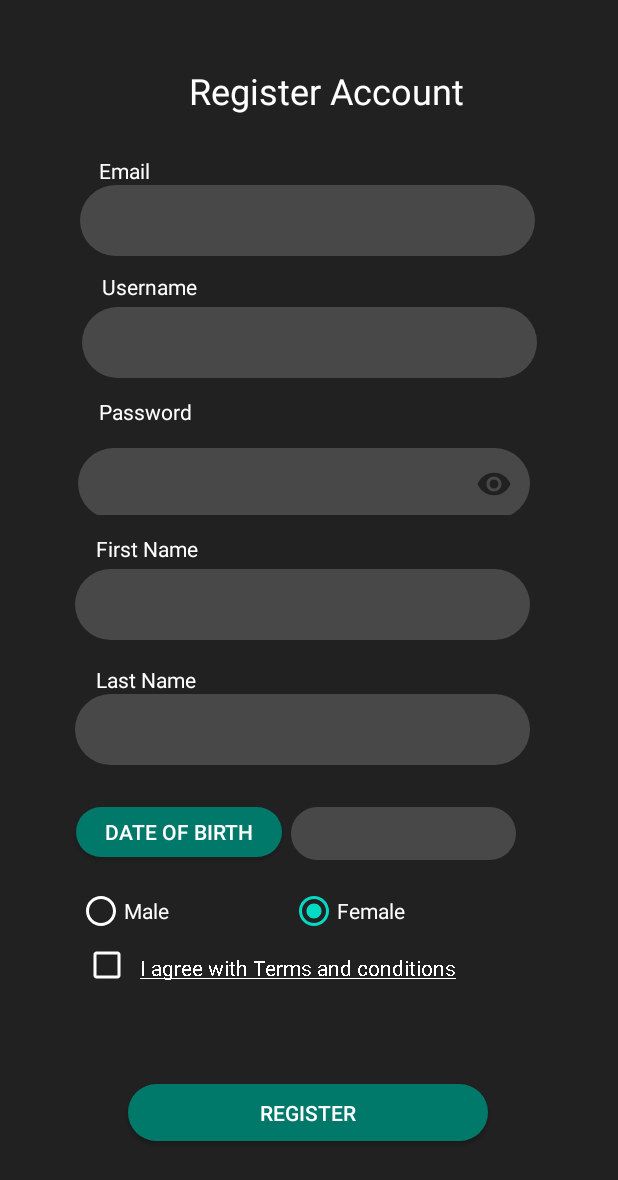
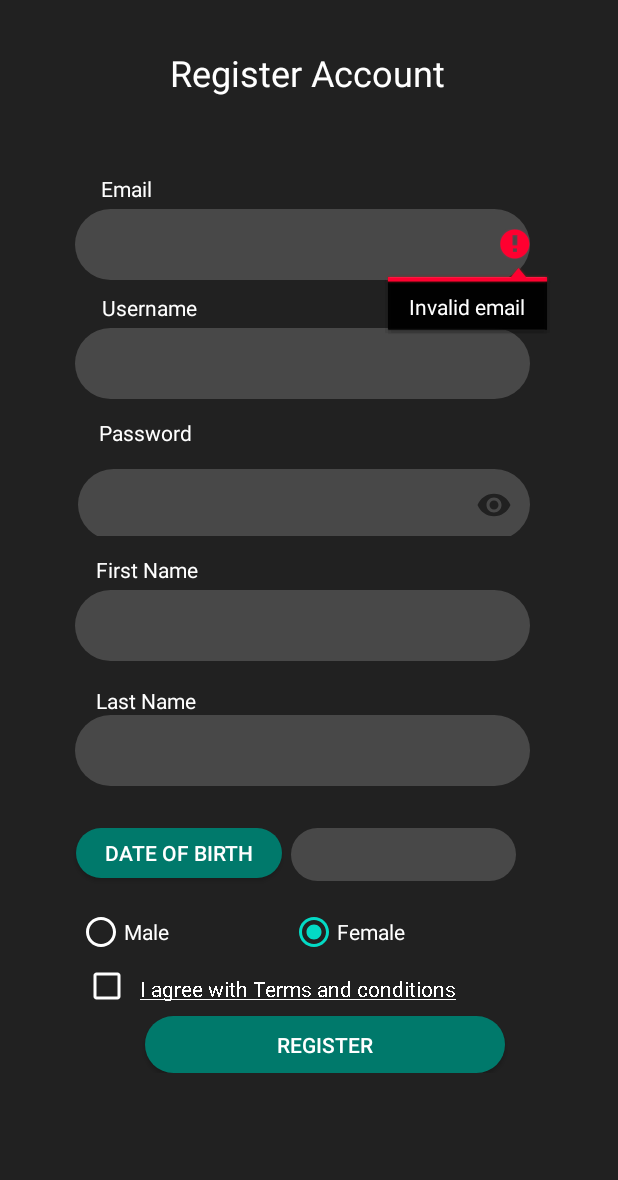
Before and after one commit to vninomtz/MovilClientLisMusic, an Android app: the RegisterAccountActivity screen opened directly, with no data from a screen before it, after a tap on "REGISTER", on a phone screen of 412 x 824 dp. Shown: the top 1180 px of the screen. Run offline under Robolectric (Android 15) with nearby library versions, the phone set to English and light mode, and no system bars; our stand-ins replace Volley; 2 other taps on this screen came first.

Commit message:
Configuración de petición POST en cuenta
Se modificó la clase cuenta, se configuró la petición, se cambió propiedades de la aplicación, no rotación, implementación de ScrollView en Registrar cuenta

```diff
--- a/code/app/src/main/AndroidManifest.xml
+++ b/code/app/src/main/AndroidManifest.xml
@@ -12,16 +12,16 @@
         android:supportsRtl="true"
         android:theme="@style/AppTheme"
         android:usesCleartextTraffic="true">
+
         <activity android:name=".ui.Account.PopUpTermsAndConditions"
             android:theme="@style/AppTheme.PopupTheme">
         </activity>
-        <activity android:name=".ui.Account.RegisterAccountActivity" />
+        <activity android:name=".ui.Account.RegisterAccountActivity"
+            android:screenOrientation="portrait"/>
         <activity android:name=".LoginActivity" />
-
         <meta-data
             android:name="com.facebook.sdk.ApplicationId"
             android:value="@string/facebook_app_id" />
-
         <activity
             android:name=".HomeActivity"
             android:label="@string/app_name">
--- a/code/app/src/main/java/com/uv/lismusicjava/ui/Account/RegisterAccountActivity.java
+++ b/code/app/src/main/java/com/uv/lismusicjava/ui/Account/RegisterAccountActivity.java
@@ -1,13 +1,13 @@
 package com.uv.lismusicjava.ui.Account;
 
 import androidx.appcompat.app.AppCompatActivity;
-import androidx.fragment.app.DialogFragment;
 
 import android.app.DatePickerDialog;
 import android.content.Intent;
 import android.graphics.Paint;
 import android.os.Bundle;
 import android.util.Log;
+import android.util.Patterns;
 import android.view.View;
 import android.widget.Button;
 import android.widget.CheckBox;
@@ -22,22 +22,24 @@ import com.android.volley.Request;
 import com.android.volley.Response;
 import com.android.volley.VolleyError;
 import com.android.volley.toolbox.JsonObjectRequest;
+import com.google.gson.Gson;
 import com.uv.lismusicjava.HomeActivity;
 import com.uv.lismusicjava.R;
+import com.uv.lismusicjava.domain.Account;
 import com.uv.lismusicjava.jsonmanagement.SingletonRequestQueue;
 
 import org.json.JSONObject;
 
-import java.text.DateFormat;
-import java.util.Calendar;
-import java.util.Date;
 import java.util.HashMap;
 import java.util.Map;
+import java.util.regex.Pattern;
 
 public class RegisterAccountActivity extends AppCompatActivity {
     EditText email, username, password, firstName, lastName, birthdate;
     Button buttonRegister;
     CheckBox checkBoxTermsAndConditions;
+    RadioGroup radioGroupGender;
+    RadioButton radioButtonMale, radioButtonFemale;
 
     @Override
     protected void onCreate(Bundle savedInstanceState) {
@@ -49,17 +51,18 @@ public class RegisterAccountActivity extends AppCompatActivity {
         password = findViewById(R.id.textEditPassword);
         username = findViewById(R.id.textEditUsername);
         birthdate = findViewById(R.id.textDate);
-
+        radioGroupGender = findViewById(R.id.radioGroupGenders);
+        radioButtonMale = findViewById(R.id.radioButtonMale);
+        radioButtonFemale = findViewById(R.id.radioButtonFemale);
         showTermsAndConditions();
 
     }
 
     public void registerAccount(View view) {
-//        if(validateNotEmptyFields()){
-//            Toast.makeText(this, "Register...",Toast.LENGTH_SHORT).show();
-//            jsonParse();
-//        }
-          createAccountPOST();
+        if(validateNotEmptyFields()){
+            createAccountPOST();
+        }
+
     }
 
     public void onRadioButtonClick(View view) {
@@ -98,7 +101,7 @@ public class RegisterAccountActivity extends AppCompatActivity {
     }
 
     private void createAccountPOST() {
-        Map<String,String> paramsAccountMapJoined = getValuesForForm();
+        Map<String,String> paramsAccountMapJoined = putValuesForPost();
         JSONObject paramsAccount = new JSONObject(paramsAccountMapJoined);
         String ip = getString(R.string.ip);
         final String url = "http://" + ip + ":5000/account";
@@ -107,40 +110,56 @@ public class RegisterAccountActivity extends AppCompatActivity {
             @Override
             public void onResponse(JSONObject response) {
                 Log.i("Mensaje de exito", "Respuesta en JSON: " + response);
+                cleanFields();
             }
         }, new Response.ErrorListener() {
             @Override
             public void onErrorResponse(VolleyError error) {
-                Log.i("Login", "Error Respuesta en JSON: " + error.getMessage());
+                Log.i("Register", "Error Respuesta en JSON: " + error.networkResponse);
             }
         });
         SingletonRequestQueue.getInstance(getApplicationContext()).addToRequestQueue(jsonObjectRequest);
     }
 
-    private Map<String, String> getValuesForForm() {
-
+    private Map<String, String> putValuesForPost() {
+        Account account = getValuesAccountRegistered();
+        Map<String, String> paramsAccountMap = new HashMap();
+        paramsAccountMap.put("firstName", account.getFirstName());
+        paramsAccountMap.put("lastName", account.getLastName());
+        paramsAccountMap.put("email", account.getEmail());
+        paramsAccountMap.put("password", account.getPassword());
+        paramsAccountMap.put("userName", account.getUsername());
+        paramsAccountMap.put("gender", account.getGender());
+        paramsAccountMap.put("birthday", account.getBirthDate());
+        paramsAccountMap.put("cover", account.getCover());
+        paramsAccountMap.put("typeRegister", account.getSocialMedia());
+        return paramsAccountMap;
+    }
+    private Account getValuesAccountRegistered(){
         String emailJoined = email.getText().toString();
         String firstNameJoined = firstName.getText().toString();
         String lastNameJoined = lastName.getText().toString();
         String passwordJoined = password.getText().toString();
         String userNameJoined = username.getText().toString();
         String birthDateJoined = birthdate.getText().toString();
+        String genderJoined = getGender();
 
-
-        Map<String, String> paramsAccountMap = new HashMap();
-        paramsAccountMap.put("firstName", firstNameJoined);
-        paramsAccountMap.put("lastName", lastNameJoined);
-        paramsAccountMap.put("email", emailJoined);
-        paramsAccountMap.put("password", passwordJoined);
-        paramsAccountMap.put("userName", userNameJoined);
-        paramsAccountMap.put("gender", "Female");
-        paramsAccountMap.put("birthday", birthDateJoined);
-        paramsAccountMap.put("cover", "mifotoperfil.jpg");
-        paramsAccountMap.put("typeRegister", "System");
-
-        return paramsAccountMap;
+        Account account = new Account(firstNameJoined,lastNameJoined,emailJoined,userNameJoined,
+                passwordJoined,genderJoined,null,birthDateJoined, "System");
+        return account;
     }
-
+    private String getGender(){
+        String genderResult;
+        if(radioButtonMale.isChecked()){
+            genderResult = "Male";
+            return genderResult;
+        }
+        if(radioButtonFemale.isChecked()){
+            genderResult = "Female";
+            return genderResult;
+        }
+        return genderResult ="";
+    }
     public boolean validateNotEmptyFields() {
         email = findViewById(R.id.textEditEmail);
         username = findViewById(R.id.textEditUsername);
@@ -148,7 +167,6 @@ public class RegisterAccountActivity extends AppCompatActivity {
         firstName = findViewById(R.id.textEditFirstName);
         lastName = findViewById(R.id.textEditLastName);
         checkBoxTermsAndConditions = findViewById(R.id.checkBoxTermsAndConditions);
-
         String emailJoined = email.getText().toString();
         String usernameJoined = username.getText().toString();
         String passwordJoined = password.getText().toString();
@@ -157,6 +175,10 @@ public class RegisterAccountActivity extends AppCompatActivity {
 
         if (emailJoined.isEmpty()) {
             Toast.makeText(this, "Please enter an email", Toast.LENGTH_SHORT).show();
+        }
+        if(!validateEmail(emailJoined)){
+            email.setError("Invalid email");
+            Toast.makeText(this, "Invalid Email", Toast.LENGTH_SHORT).show();
             return false;
         }
         if (usernameJoined.isEmpty()) {
@@ -181,4 +203,17 @@ public class RegisterAccountActivity extends AppCompatActivity {
         }
         return true;
     }
+    private void cleanFields(){
+        email.setText("");
+        username.setText("");
+        password.setText("");
+        firstName.setText("");
+        lastName.setText("");
+        birthdate.setText("");
+        radioGroupGender.clearCheck();
+    }
+    private boolean validateEmail(String emailForValidate) {
+        Pattern pattern = Patterns.EMAIL_ADDRESS;
+        return pattern.matcher(emailForValidate).matches();
+    }
 }
--- a/code/app/src/main/res/layout/activity_register_account.xml
+++ b/code/app/src/main/res/layout/activity_register_account.xml
@@ -7,19 +7,25 @@
     tools:context=".ui.Account.RegisterAccountActivity"
     android:background="@color/primaryColor">
 
+    <ScrollView
+        android:layout_width="412dp"
+        android:layout_height="731dp">
 
+        <androidx.constraintlayout.widget.ConstraintLayout
+            android:layout_width="match_parent"
+            android:layout_height="wrap_content">
 
             <TextView
                 android:id="@+id/textView7"
                 android:layout_width="wrap_content"
                 android:layout_height="wrap_content"
-        android:layout_marginTop="44dp"
+                android:layout_marginTop="32dp"
                 android:gravity="center"
                 android:text="Register Account"
                 android:textColor="@color/primaryTextColor"
                 android:textSize="24sp"
                 app:layout_constraintEnd_toEndOf="parent"
-        app:layout_constraintHorizontal_bias="0.55"
+                app:layout_constraintHorizontal_bias="0.497"
                 app:layout_constraintStart_toStartOf="parent"
                 app:layout_constraintTop_toTopOf="parent" />
 
@@ -27,32 +33,34 @@
                 android:id="@+id/textEditEmail"
                 android:layout_width="303dp"
                 android:layout_height="47dp"
+                android:layout_marginTop="4dp"
                 android:background="@drawable/textview_shape"
                 android:ems="10"
                 android:gravity="center"
                 android:inputType="textEmailAddress"
                 android:textAlignment="center"
                 android:textColor="#FFFFFF"
-        app:layout_constraintBottom_toTopOf="@+id/textEditUsername"
                 app:layout_constraintEnd_toEndOf="parent"
-        app:layout_constraintHorizontal_bias="0.49"
+                app:layout_constraintHorizontal_bias="0.462"
                 app:layout_constraintStart_toStartOf="parent"
-        app:layout_constraintTop_toBottomOf="@+id/textView7"
-        app:layout_constraintVertical_bias="0.575" />
+                app:layout_constraintTop_toBottomOf="@+id/textViewEmail" />
 
             <EditText
                 android:id="@+id/textEditUsername"
                 android:layout_width="303dp"
                 android:layout_height="47dp"
-        android:layout_marginTop="128dp"
+                android:layout_marginTop="32dp"
                 android:background="@drawable/textview_shape"
                 android:ems="10"
                 android:gravity="center"
+                android:inputType="text"
+                android:maxLines="1"
                 android:textAlignment="center"
                 android:textColor="#FFFFFF"
                 app:layout_constraintEnd_toEndOf="parent"
+                app:layout_constraintHorizontal_bias="0.462"
                 app:layout_constraintStart_toStartOf="parent"
-        app:layout_constraintTop_toBottomOf="@+id/textView7" />
+                app:layout_constraintTop_toBottomOf="@+id/textEditEmail" />
 
             <EditText
                 android:id="@+id/textEditFirstName"
@@ -62,6 +70,8 @@
                 android:background="@drawable/textview_shape"
                 android:ems="10"
                 android:gravity="center"
+                android:inputType="text"
+                android:maxLines="1"
                 android:textAlignment="center"
                 android:textColor="#FFFFFF"
                 app:layout_constraintEnd_toEndOf="parent"
@@ -77,6 +87,8 @@
                 android:background="@drawable/textview_shape"
                 android:ems="10"
                 android:gravity="center"
+                android:inputType="text"
+                android:maxLines="1"
                 android:textAlignment="center"
                 android:textColor="#FFFFFF"
                 app:layout_constraintEnd_toEndOf="parent"
@@ -119,6 +131,7 @@
                     android:background="@drawable/textview_shape"
                     android:ems="10"
                     android:inputType="textPassword"
+                    android:maxLines="1"
                     android:textAlignment="center"
                     android:textColor="@color/primaryTextColor" />
             </com.google.android.material.textfield.TextInputLayout>
@@ -130,10 +143,10 @@
                 android:layout_marginStart="24dp"
                 android:layout_marginTop="28dp"
                 android:background="@drawable/button_login"
+                android:onClick="showDatePickerDialog"
                 android:text="Date of birth"
                 android:textAlignment="center"
                 android:textColor="@color/primaryTextColor"
-        android:onClick="showDatePickerDialog"
                 app:layout_constraintEnd_toStartOf="@+id/textDate"
                 app:layout_constraintHorizontal_bias="0.812"
                 app:layout_constraintStart_toStartOf="parent"
@@ -141,15 +154,15 @@
 
             <TextView
                 android:id="@+id/textViewEmail"
-        android:layout_width="wrap_content"
-        android:layout_height="wrap_content"
-        android:layout_marginStart="16dp"
+                android:layout_width="81dp"
+                android:layout_height="19dp"
+                android:layout_marginTop="116dp"
                 android:text="Email"
                 android:textColor="@color/primaryTextColor"
-        app:layout_constraintBottom_toTopOf="@+id/textEditEmail"
                 app:layout_constraintEnd_toEndOf="parent"
-        app:layout_constraintHorizontal_bias="0.138"
-        app:layout_constraintStart_toStartOf="parent" />
+                app:layout_constraintHorizontal_bias="0.203"
+                app:layout_constraintStart_toStartOf="parent"
+                app:layout_constraintTop_toTopOf="parent" />
 
             <TextView
                 android:id="@+id/textViewUsername"
@@ -235,16 +248,16 @@
                 android:layout_width="240dp"
                 android:layout_height="38dp"
                 android:layout_marginTop="44dp"
+                android:background="@drawable/button_login"
                 android:onClick="registerAccount"
-        android:background="@drawable/button_login"
                 android:text="REGISTER"
                 android:textColor="@color/primaryTextColor"
                 app:layout_constraintBottom_toBottomOf="parent"
                 app:layout_constraintEnd_toEndOf="parent"
-        app:layout_constraintHorizontal_bias="0.497"
+                app:layout_constraintHorizontal_bias="0.563"
                 app:layout_constraintStart_toStartOf="parent"
                 app:layout_constraintTop_toBottomOf="@+id/radioGroupGenders"
-        app:layout_constraintVertical_bias="0.483" />
+                app:layout_constraintVertical_bias="1.0" />
 
             <TextView
                 android:id="@+id/textViewTermsAndConditions"
@@ -270,5 +283,7 @@
                 app:layout_constraintTop_toBottomOf="@+id/radioGroupGenders"
                 tools:ignore="MissingConstraints" />
 
+        </androidx.constraintlayout.widget.ConstraintLayout>
+    </ScrollView>
 
 </androidx.constraintlayout.widget.ConstraintLayout>
```
Also changed, not shown: code/app/src/main/java/com/uv/lismusicjava/domain/Account.java (+30 -8 lines), code/app/src/main/java/com/uv/lismusicjava/domain/SocialMedia.java (deleted, +0 -27 lines). Lines whose indentation alone changed are shown as unchanged.
